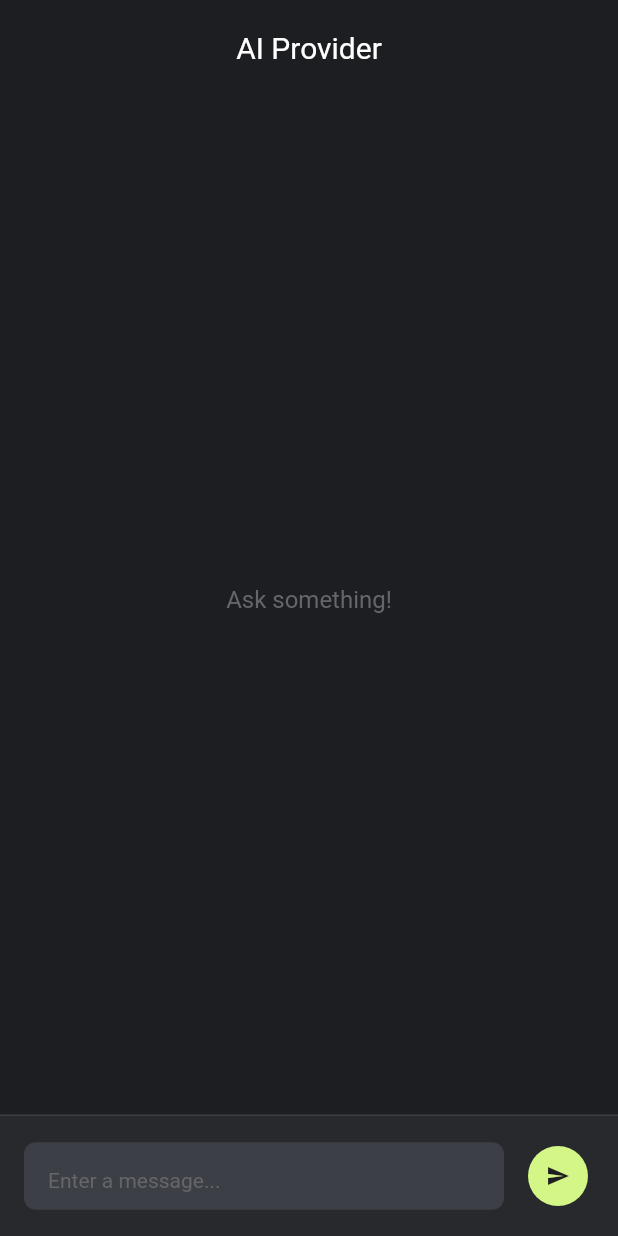
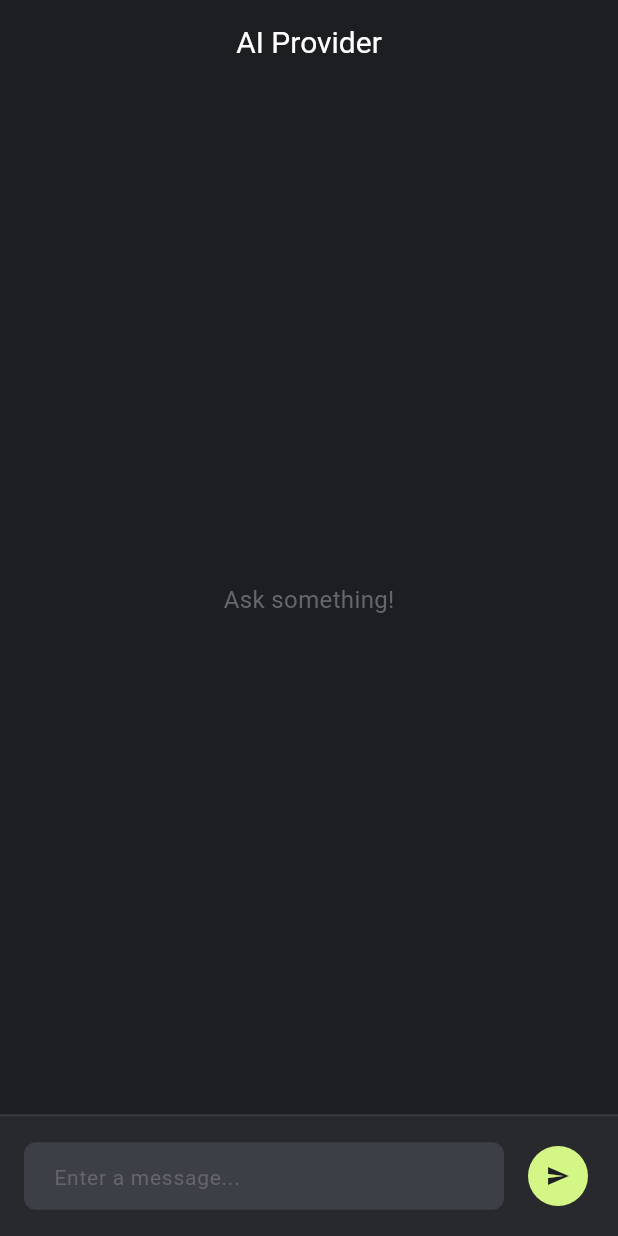
Before and after one commit to Tarbian/fv_chat, a Flutter app: the screen it shows after launch, on a phone screen of 412 x 824 dp. Run offline on Flutter 3.47's test engine with Material 3 defaults, Android fonts, the phone set to English and light mode, and no system bars; our stand-ins replace flutter_markdown; Roboto replaces fonts that are missing (Neutral Face, SF Pro Display).

Commit message:
enhance of visual details

```diff
--- a/lib/main.dart
+++ b/lib/main.dart
@@ -15,7 +15,7 @@ class MyApp extends StatelessWidget {
     return MaterialApp(
       debugShowCheckedModeBanner: false,
       theme: ThemeData(
-        useMaterial3: false,
+        useMaterial3: true,
         colorScheme: ColorScheme.fromSeed(
           seedColor: AppColors.neon,
           brightness: Brightness.dark,
--- a/lib/ui/styles/app_text_styles.dart
+++ b/lib/ui/styles/app_text_styles.dart
@@ -92,10 +92,11 @@ abstract class AppTextStyles {
     fontSize: 16,
     color: AppColors.grey200,
   );
+
   static const TextStyle code = TextStyle(
     fontFamily: 'monospace',
     fontWeight: FontWeight.w400,
-    backgroundColor: AppColors.grey400,
+    backgroundColor: Colors.transparent,
     color: AppColors.neon,
   );
 }
```
Also changed, not shown: lib/ui/widgets/chat_bubble.dart (+7 -0 lines).
